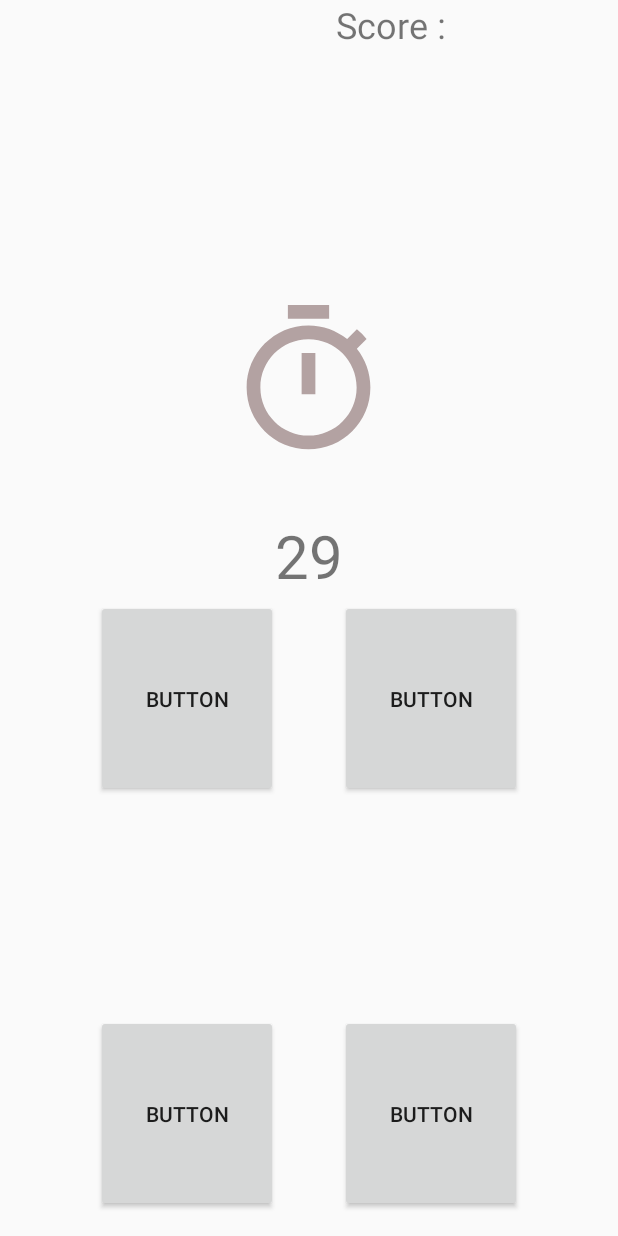
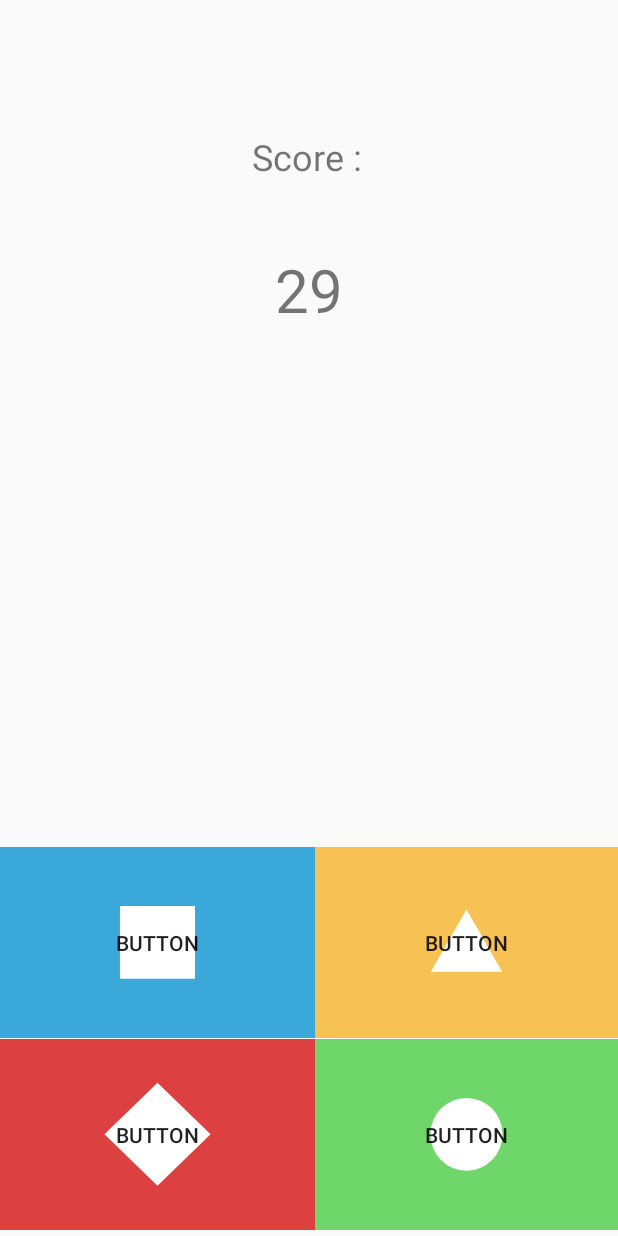
Before and after one commit to Bockcui/ThinkTNCK, an Android app: the gameActivity screen opened directly, with no data from a screen before it, on a phone screen of 412 x 824 dp. Run offline under Robolectric (Android 15) with nearby library versions, the phone set to English and light mode, and no system bars.

Commit message:
changes to game page
set up buttons to represent first frame of potential animations allowing for sequence animation to be shown through play buttons.

```diff
--- /dev/null
+++ b/app/src/main/res/drawable/ic_circle_shape.xml
@@ -0,0 +1,14 @@
+<vector xmlns:android="http://schemas.android.com/apk/res/android"
+    android:width="800dp"
+    android:height="500dp"
+    android:viewportWidth="800"
+    android:viewportHeight="500">
+  <path
+      android:strokeWidth="1"
+      android:pathData="M-63.55,-192.78h926.64v884.69h-926.64z"
+      android:fillColor="#6fd669"
+      android:strokeColor="#231f20"/>
+  <path
+      android:pathData="M495.28,249.56L495.28,249.57A95.28,95.28 0,0 1,400 344.85L399.99,344.85A95.28,95.28 0,0 1,304.71 249.57L304.71,249.56A95.28,95.28 0,0 1,399.99 154.28L400,154.28A95.28,95.28 0,0 1,495.28 249.56z"
+      android:fillColor="#fff"/>
+</vector>
--- /dev/null
+++ b/app/src/main/res/drawable/ic_diamond_shape.xml
@@ -0,0 +1,14 @@
+<vector xmlns:android="http://schemas.android.com/apk/res/android"
+    android:width="800dp"
+    android:height="500dp"
+    android:viewportWidth="800"
+    android:viewportHeight="500">
+  <path
+      android:strokeWidth="1"
+      android:pathData="M-63.55,-192.78h926.64v884.69h-926.64z"
+      android:fillColor="#dd4040"
+      android:strokeColor="#231f20"/>
+  <path
+      android:pathData="M534.748,249.557l-134.753,134.753l-134.753,-134.753l134.753,-134.753z"
+      android:fillColor="#fff"/>
+</vector>
--- /dev/null
+++ b/app/src/main/res/drawable/ic_square_shape.xml
@@ -0,0 +1,14 @@
+<vector xmlns:android="http://schemas.android.com/apk/res/android"
+    android:width="800dp"
+    android:height="500dp"
+    android:viewportWidth="800"
+    android:viewportHeight="500">
+  <path
+      android:strokeWidth="1"
+      android:pathData="M-63.55,-192.78h926.64v884.69h-926.64z"
+      android:fillColor="#3aa8d8"
+      android:strokeColor="#231f20"/>
+  <path
+      android:pathData="M495.28,154.28l-0,190.57l-190.57,0l-0,-190.57z"
+      android:fillColor="#fff"/>
+</vector>
--- /dev/null
+++ b/app/src/main/res/drawable/ic_triangle_shape.xml
@@ -0,0 +1,14 @@
+<vector xmlns:android="http://schemas.android.com/apk/res/android"
+    android:width="800dp"
+    android:height="500dp"
+    android:viewportWidth="800"
+    android:viewportHeight="500">
+  <path
+      android:strokeWidth="1"
+      android:pathData="M-63.55,-192.78h926.64v884.69h-926.64z"
+      android:fillColor="#f7c154"
+      android:strokeColor="#231f20"/>
+  <path
+      android:pathData="M400,163.41l-94.18,163.13l188.36,0l-94.18,-163.13z"
+      android:fillColor="#fff"/>
+</vector>
--- a/app/src/main/res/layout/game_page.xml
+++ b/app/src/main/res/layout/game_page.xml
@@ -5,48 +5,44 @@
     android:layout_width="match_parent"
     android:layout_height="match_parent">
 
+
     <Button
         android:id="@+id/square"
-        android:layout_width="121dp"
-        android:layout_height="131dp"
-        android:layout_marginStart="64dp"
-        android:layout_marginTop="400dp"
-        android:layout_marginBottom="24dp"
+        android:layout_width="210dp"
+        android:layout_height="127dp"
+        android:layout_marginBottom="132dp"
+android:background="@drawable/ic_square_shape"
         android:text="Button"
-        app:layout_constraintBottom_toTopOf="@+id/diamond"
-        app:layout_constraintStart_toStartOf="parent"
-        app:layout_constraintTop_toTopOf="parent"
-        app:layout_constraintVertical_bias="0.0" />
+        app:layout_constraintBottom_toBottomOf="parent"
+        app:layout_constraintStart_toStartOf="parent" />
+
+
+    <Button
+        android:id="@+id/triangle"
+        android:layout_width="202dp"
+        android:layout_height="127dp"
+        android:layout_marginBottom="132dp"
+        android:background="@drawable/ic_triangle_shape"
+        android:text="Button"
+        app:layout_constraintBottom_toBottomOf="parent"
+        app:layout_constraintEnd_toEndOf="parent" />
 
     <Button
         android:id="@+id/diamond"
-        android:layout_width="121dp"
-        android:layout_height="131dp"
-        android:layout_marginStart="64dp"
-        android:layout_marginBottom="16dp"
+        android:layout_width="210dp"
+        android:layout_height="127dp"
+        android:layout_marginBottom="4dp"
+android:background="@drawable/ic_diamond_shape"
         android:text="Button"
         app:layout_constraintBottom_toBottomOf="parent"
         app:layout_constraintStart_toStartOf="parent" />
 
     <Button
-        android:id="@+id/triangle"
-        android:layout_width="121dp"
-        android:layout_height="131dp"
-        android:layout_marginTop="400dp"
-        android:layout_marginEnd="64dp"
-        android:layout_marginBottom="8dp"
-        android:text="Button"
-        app:layout_constraintBottom_toTopOf="@+id/circle"
-        app:layout_constraintEnd_toEndOf="parent"
-        app:layout_constraintTop_toTopOf="parent"
-        app:layout_constraintVertical_bias="0.0" />
-
-    <Button
         android:id="@+id/circle"
-        android:layout_width="121dp"
-        android:layout_height="131dp"
-        android:layout_marginEnd="64dp"
-        android:layout_marginBottom="16dp"
+        android:layout_width="202dp"
+        android:layout_height="127dp"
+        android:layout_marginBottom="4dp"
+        android:background="@drawable/ic_circle_shape"
         android:text="Button"
         app:layout_constraintBottom_toBottomOf="parent"
         app:layout_constraintEnd_toEndOf="parent" />
@@ -55,11 +51,13 @@
         android:id="@+id/score"
         android:layout_width="76dp"
         android:layout_height="36dp"
-        android:layout_marginEnd="112dp"
         android:text="Score : "
         android:textSize="24sp"
+        app:layout_constraintBottom_toTopOf="@+id/countdown"
         app:layout_constraintEnd_toEndOf="parent"
-        app:layout_constraintTop_toTopOf="parent" />
+        app:layout_constraintStart_toStartOf="parent"
+        app:layout_constraintTop_toTopOf="parent"
+        app:layout_constraintVertical_bias="0.679" />
 
     <TextView
         android:id="@+id/countdown"
@@ -72,17 +70,7 @@
         app:layout_constraintEnd_toEndOf="parent"
         app:layout_constraintStart_toStartOf="parent"
         app:layout_constraintTop_toTopOf="parent"
-        app:layout_constraintVertical_bias="0.446" />
+        app:layout_constraintVertical_bias="0.216" />
 
-    <TextView
-        android:id="@+id/textView4"
-        android:layout_width="wrap_content"
-        android:layout_height="wrap_content"
-        android:drawableTop="@drawable/ic_timer"
-        app:layout_constraintBottom_toBottomOf="parent"
-        app:layout_constraintEnd_toEndOf="parent"
-        app:layout_constraintHorizontal_bias="0.498"
-        app:layout_constraintStart_toStartOf="parent"
-        app:layout_constraintTop_toTopOf="parent"
-        app:layout_constraintVertical_bias="0.286" />
+
 </androidx.constraintlayout.widget.ConstraintLayout>
--- /dev/null
+++ b/app/src/main/res/raw/triangle_1s_fade.json
@@ -0,0 +1 @@
+{"v":"5.9.1","fr":29.9700012207031,"ip":0,"op":71.0000028918893,"w":1080,"h":1080,"nm":"Comp 1","ddd":0,"assets":[],"layers":[{"ddd":0,"ind":1,"ty":4,"nm":"Shape Layer 1","sr":1,"ks":{"o":{"a":0,"k":100,"ix":11},"r":{"a":0,"k":0,"ix":10},"p":{"a":0,"k":[537.399,612.894,0],"ix":2,"l":2},"a":{"a":0,"k":[0,0,0],"ix":1,"l":2},"s":{"a":0,"k":[62.784,62.784,100],"ix":6,"l":2}},"ao":0,"shapes":[{"ty":"gr","it":[{"ty":"sr","sy":2,"d":1,"pt":{"a":0,"k":3,"ix":3},"p":{"a":0,"k":[0,0],"ix":4},"r":{"a":0,"k":119.968,"ix":5},"or":{"a":0,"k":512.905,"ix":7},"os":{"a":0,"k":0,"ix":9},"ix":1,"nm":"Polystar Path 1","mn":"ADBE Vector Shape - Star","hd":false},{"ty":"fl","c":{"a":0,"k":[0.606247905656,0.847058823529,0.322214523016,1],"ix":4},"o":{"a":1,"k":[{"i":{"x":[0.667],"y":[1]},"o":{"x":[0.333],"y":[0]},"t":0,"s":[0]},{"i":{"x":[0.667],"y":[1]},"o":{"x":[0.333],"y":[0]},"t":31,"s":[100]},{"t":50.0000020365418,"s":[0]}],"ix":5},"r":1,"bm":0,"nm":"Fill 1","mn":"ADBE Vector Graphic - Fill","hd":false},{"ty":"tr","p":{"a":0,"k":[4,12],"ix":2},"a":{"a":0,"k":[0,0],"ix":1},"s":{"a":0,"k":[100,100],"ix":3},"r":{"a":0,"k":0,"ix":6},"o":{"a":0,"k":100,"ix":7},"sk":{"a":0,"k":0,"ix":4},"sa":{"a":0,"k":0,"ix":5},"nm":"Transform"}],"nm":"Polystar 1","np":3,"cix":2,"bm":0,"ix":1,"mn":"ADBE Vector Group","hd":false}],"ip":0,"op":900.000036657751,"st":0,"bm":0}],"markers":[]}
--- a/app/src/main/res/values/colors.xml
+++ b/app/src/main/res/values/colors.xml
@@ -12,7 +12,7 @@
     <color name="red">#b22222</color>
 
     <color name="navButton">#9ABCD4</color>
-
+<color name="transparent">#00FFFFFF</color>
     <color name="playButton">#9AD4B2</color>
 
 
```
Also changed, not shown: app/src/main/java/com/example/shapeshift/gameActivity.java (+14 -1 lines), 4 other files.
